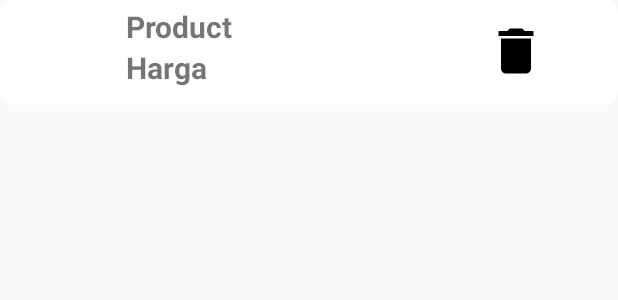
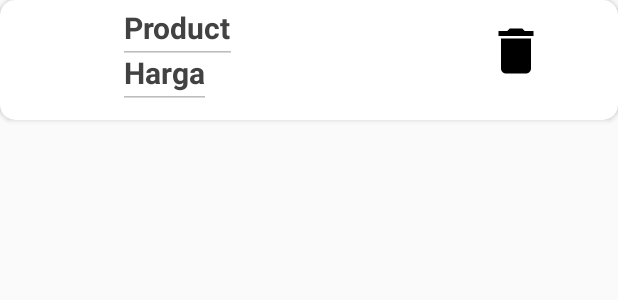
Before and after one commit to felizhia/MercyShop, an Android app: the layout cardview_keranjang.xml on its own in the app's theme, with its tools: preview values and no code run, on a phone screen of 412 x 824 dp. Shown: the top 300 px of the screen. Run offline under Robolectric (Android 15) with nearby library versions, the phone set to English and light mode, and no system bars; network calls fail.

Commit message:
data_input_success

```diff
--- a/app/src/main/res/layout/cardview_keranjang.xml
+++ b/app/src/main/res/layout/cardview_keranjang.xml
@@ -3,7 +3,7 @@
     xmlns:android="http://schemas.android.com/apk/res/android"
     android:layout_width="match_parent"
     android:id="@+id/cardker"
-    android:layout_height="70dp"
+    android:layout_height="80dp"
     android:paddingTop="20dp"
     xmlns:app="http://schemas.android.com/apk/res-auto"
     android:orientation="vertical"
@@ -20,25 +20,48 @@
             android:padding="2dp"
             android:id="@+id/pict" />
 
-        <TextView
+        <android.support.design.widget.TextInputLayout
+        android:layout_width="wrap_content"
+        android:id="@+id/vttl2"
+        android:layout_marginTop="-20dp"
+        android:layout_marginLeft="-5dp"
+        android:layout_toEndOf="@+id/pict"
+        android:layout_height="match_parent">
+        <EditText
+            android:id="@+id/barang"
+            android:inputType="text"
+            android:singleLine="true"
+            android:enabled="false"
+            android:layout_width="fill_parent"
+            android:layout_height="wrap_content"
+            android:textColor="@color/cardview_dark_background"
+            android:text="Product"
+            android:textStyle="bold"
+            android:textSize="20sp"
+            android:layout_alignParentTop="true"
+            />
+    </android.support.design.widget.TextInputLayout>
+        <android.support.design.widget.TextInputLayout
             android:layout_width="wrap_content"
-            android:layout_height="wrap_content"
-            android:layout_alignParentTop="true"
+            android:id="@+id/vttl1"
+            android:layout_marginTop="10dp"
+            android:layout_marginLeft="-5dp"
             android:layout_toEndOf="@+id/pict"
-            android:text="Product"
-            android:textSize="20sp"
-            android:textStyle="bold"
-            android:id="@+id/barang" />
+            android:layout_height="match_parent">
+            <EditText
+                android:id="@+id/hrga"
+                android:inputType="text"
+                android:singleLine="true"
+                android:enabled="false"
+                android:layout_width="fill_parent"
+                android:layout_height="wrap_content"
+                android:text="Harga"
+                android:textStyle="bold"
+                android:textSize="20sp"
+                android:textColor="@color/cardview_dark_background"
+                />
+        </android.support.design.widget.TextInputLayout>
 
-        <TextView
-            android:id="@+id/hrga"
-            android:layout_width="wrap_content"
-            android:layout_height="wrap_content"
-            android:layout_below="@+id/barang"
-            android:layout_toEndOf="@+id/pict"
-            android:text="Harga"
-            android:textSize="20sp"
-            android:textStyle="bold" />
         <ImageView
             android:id="@+id/del"
             android:layout_width="40dp"
```
Also changed, not shown: app/src/main/java/com/mercy/mercyshop/KeranjangFragment.java (+46 -45 lines), app/src/main/java/com/mercy/mercyshop/ProductAdapter.java (+15 -0 lines).
